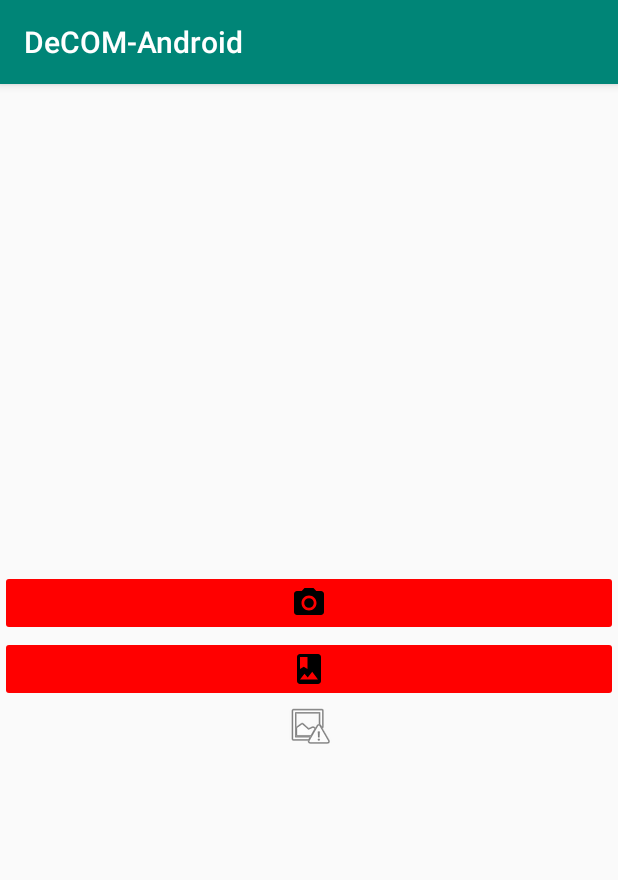
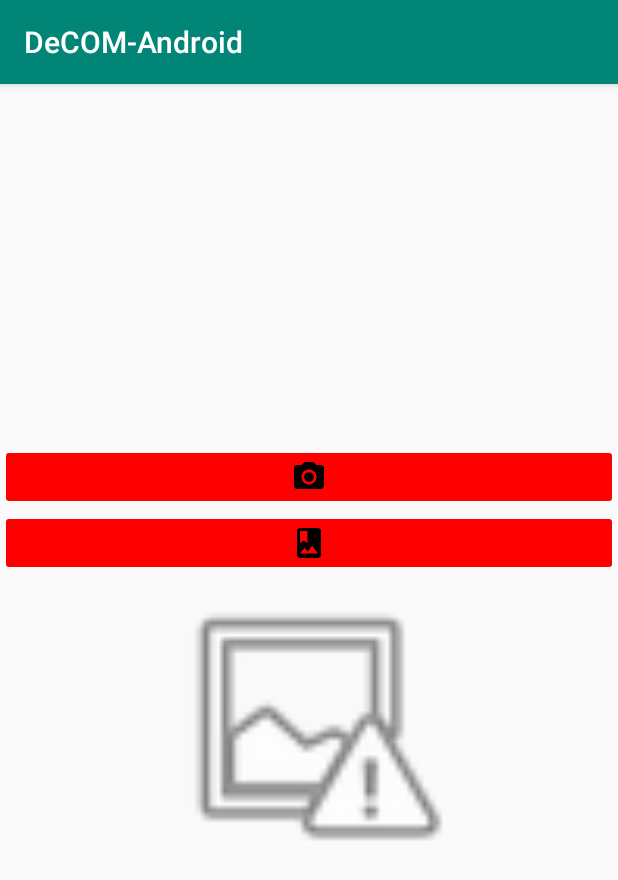
Before and after one commit to MPARASHA/DeCOM, an Android app: the screen it shows after launch (MainActivity), on a phone screen of 412 x 824 dp. Shown: the top 880 px of the screen. Run offline under Robolectric (Android 15) with nearby library versions, the phone set to English and light mode, and no system bars.

Commit message:
Haha LOL wtf is goung on 2 hours in already

```diff
--- a/Android/app/src/main/java/com/example/decom_android/MainActivity.java
+++ b/Android/app/src/main/java/com/example/decom_android/MainActivity.java
@@ -13,7 +13,7 @@ import android.widget.ImageView;
 
 public class MainActivity extends AppCompatActivity {
     static final int REQUEST_IMAGE_CAPTURE = 1;
-    ImageView imageView = findViewById(R.id.imageView);
+    ImageView imageView;
     @Override
     protected void onCreate(Bundle savedInstanceState) {
         super.onCreate(savedInstanceState);
@@ -40,6 +40,7 @@ public class MainActivity extends AppCompatActivity {
         if (requestCode == REQUEST_IMAGE_CAPTURE && resultCode == RESULT_OK) {
             Bundle extras = data.getExtras();
             Bitmap imageBitmap = (Bitmap) extras.get("data");
+            imageView = findViewById(R.id.imageView);
             imageView.setImageBitmap(imageBitmap);
         }
     }
--- a/Android/app/src/main/res/layout/activity_main.xml
+++ b/Android/app/src/main/res/layout/activity_main.xml
@@ -23,7 +23,8 @@
 
     <ImageView
         android:id="@+id/imageView"
-        android:layout_width="match_parent"
-        android:layout_height="wrap_content"
-        app:srcCompat="@android:drawable/ic_menu_report_image" />
+        android:layout_width="200dp"
+        android:layout_height="200dp"
+        app:srcCompat="@android:drawable/ic_menu_report_image"
+        />
 </LinearLayout>
```
Also changed, not shown: Android/app/src/main/AndroidManifest.xml (+5 -2 lines).
